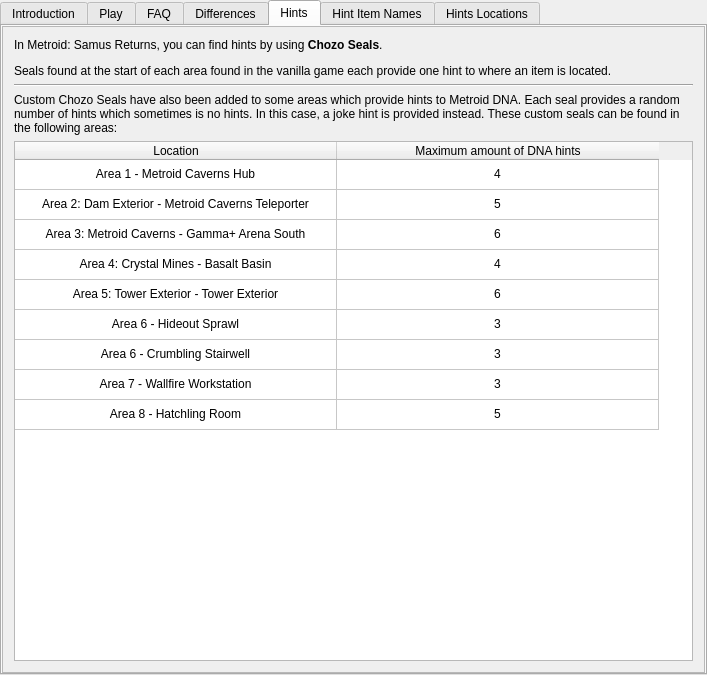
The window that randovania/gui/ui_files/games_tab_samusreturns_widget.ui (randovania/randovania) describes before a commit, drawn with Qt 5.
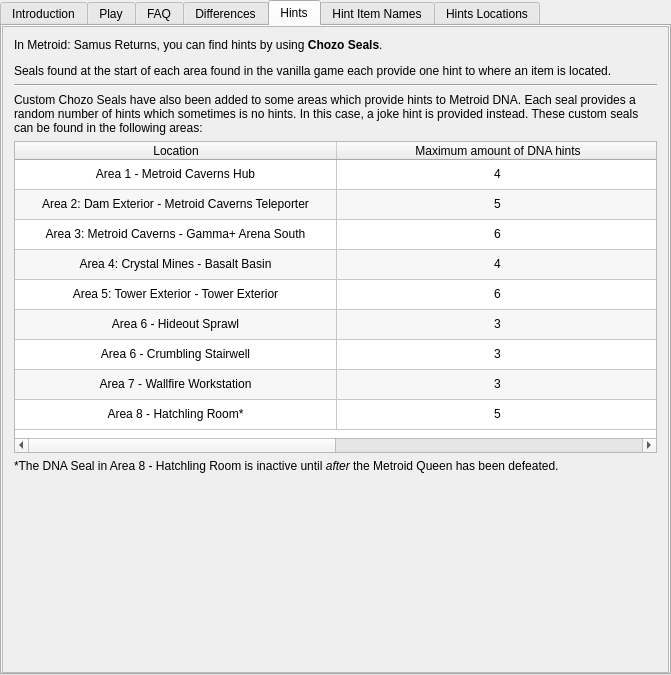
The same window after the commit. The open tabs and pages were chosen to show the change. Custom widgets are drawn as their Qt base class.

The edit to the form file:
```diff
--- a/randovania/gui/ui_files/games_tab_samusreturns_widget.ui
+++ b/randovania/gui/ui_files/games_tab_samusreturns_widget.ui
@@ -6,12 +6,12 @@
    <rect>
     <x>0</x>
     <y>0</y>
-    <width>707</width>
+    <width>671</width>
     <height>675</height>
    </rect>
   </property>
   <property name="sizePolicy">
-   <sizepolicy hsizetype="Expanding" vsizetype="Minimum">
+   <sizepolicy hsizetype="Expanding" vsizetype="Expanding">
     <horstretch>0</horstretch>
     <verstretch>0</verstretch>
    </sizepolicy>
@@ -175,10 +175,7 @@
    <attribute name="title">
     <string>Hints</string>
    </attribute>
-   <layout class="QVBoxLayout" name="hints_tab_layout">
-    <property name="spacing">
-     <number>0</number>
-    </property>
+   <layout class="QGridLayout" name="gridLayout">
     <property name="leftMargin">
      <number>0</number>
     </property>
@@ -191,7 +188,7 @@
     <property name="bottomMargin">
      <number>0</number>
     </property>
-    <item>
+    <item row="0" column="0">
      <widget class="QScrollArea" name="hints_scroll_area">
       <property name="widgetResizable">
        <bool>true</bool>
@@ -201,32 +198,32 @@
         <rect>
          <x>0</x>
          <y>0</y>
-         <width>701</width>
+         <width>665</width>
          <height>646</height>
         </rect>
        </property>
-       <layout class="QVBoxLayout" name="verticalLayout_2">
-        <item>
-         <widget class="QLabel" name="hints_label">
-          <property name="text">
-           <string>&lt;html&gt;&lt;head/&gt;&lt;body&gt;&lt;p&gt;In Metroid: Samus Returns, you can find hints by using &lt;span style=&quot; font-weight:600;&quot;&gt;Chozo Seals&lt;/span&gt;.&lt;/p&gt;&lt;p align=&quot;justify&quot;&gt;Seals found at the start of each area found in the vanilla game each provide one hint to where an item is located.&lt;/p&gt;&lt;/body&gt;&lt;/html&gt;</string>
-          </property>
-          <property name="alignment">
-           <set>Qt::AlignLeading|Qt::AlignLeft|Qt::AlignTop</set>
-          </property>
-          <property name="wordWrap">
-           <bool>true</bool>
-          </property>
-         </widget>
-        </item>
-        <item>
+       <layout class="QGridLayout" name="gridLayout_2">
+        <item row="1" column="0">
          <widget class="Line" name="line">
           <property name="orientation">
            <enum>Qt::Horizontal</enum>
           </property>
          </widget>
         </item>
-        <item>
+        <item row="0" column="0">
+         <widget class="QLabel" name="hints_label">
+          <property name="text">
+           <string>&lt;html&gt;&lt;head/&gt;&lt;body&gt;&lt;p&gt;In Metroid: Samus Returns, you can find hints by using &lt;span style=&quot; font-weight:600;&quot;&gt;Chozo Seals&lt;/span&gt;.&lt;/p&gt;&lt;p align=&quot;justify&quot;&gt;Seals found at the start of each area found in the vanilla game each provide one hint to where an item is located.&lt;/p&gt;&lt;/body&gt;&lt;/html&gt;</string>
+          </property>
+          <property name="alignment">
+           <set>Qt::AlignLeading|Qt::AlignLeft|Qt::AlignTop</set>
+          </property>
+          <property name="wordWrap">
+           <bool>true</bool>
+          </property>
+         </widget>
+        </item>
+        <item row="2" column="0">
          <widget class="QLabel" name="hints_label_2">
           <property name="text">
            <string>&lt;html&gt;&lt;head/&gt;&lt;body&gt;&lt;p&gt;Custom Chozo Seals have also been added to some areas which provide hints to Metroid DNA. Each seal provides a random number of hints which sometimes is no hints. In this case, a joke hint is provided instead. These custom seals can be found in the following areas:&lt;/p&gt;&lt;/body&gt;&lt;/html&gt;</string>
@@ -239,20 +236,51 @@
           </property>
          </widget>
         </item>
-        <item>
+        <item row="4" column="0">
+         <widget class="QLabel" name="hints_label_3">
+          <property name="sizePolicy">
+           <sizepolicy hsizetype="Preferred" vsizetype="MinimumExpanding">
+            <horstretch>0</horstretch>
+            <verstretch>0</verstretch>
+           </sizepolicy>
+          </property>
+          <property name="text">
+           <string>&lt;html&gt;&lt;head/&gt;&lt;body&gt;&lt;p&gt;*The DNA Seal in Area 8 - Hatchling Room is inactive until &lt;span style=&quot; font-style:italic;&quot;&gt;after&lt;/span&gt; the Metroid Queen has been defeated.&lt;/p&gt;&lt;/body&gt;&lt;/html&gt;</string>
+          </property>
+          <property name="alignment">
+           <set>Qt::AlignLeading|Qt::AlignLeft|Qt::AlignTop</set>
+          </property>
+          <property name="wordWrap">
+           <bool>true</bool>
+          </property>
+         </widget>
+        </item>
+        <item row="3" column="0">
          <widget class="QTableWidget" name="hints_dna_locations_widget">
           <property name="sizePolicy">
-           <sizepolicy hsizetype="Expanding" vsizetype="Expanding">
+           <sizepolicy hsizetype="Expanding" vsizetype="Preferred">
             <horstretch>0</horstretch>
             <verstretch>0</verstretch>
            </sizepolicy>
           </property>
+          <property name="minimumSize">
+           <size>
+            <width>0</width>
+            <height>312</height>
+           </size>
+          </property>
+          <property name="autoFillBackground">
+           <bool>false</bool>
+          </property>
           <property name="sizeAdjustPolicy">
            <enum>QAbstractScrollArea::AdjustIgnored</enum>
           </property>
           <property name="autoScroll">
            <bool>true</bool>
           </property>
+          <property name="alternatingRowColors">
+           <bool>true</bool>
+          </property>
           <property name="sortingEnabled">
            <bool>true</bool>
           </property>
@@ -480,7 +508,7 @@
           </item>
           <item row="8" column="0">
            <property name="text">
-            <string>Area 8 - Hatchling Room</string>
+            <string>Area 8 - Hatchling Room*</string>
            </property>
            <property name="textAlignment">
             <set>AlignCenter</set>
```
Left out of the diff: 12 changed lines with no effect on the pictures.
